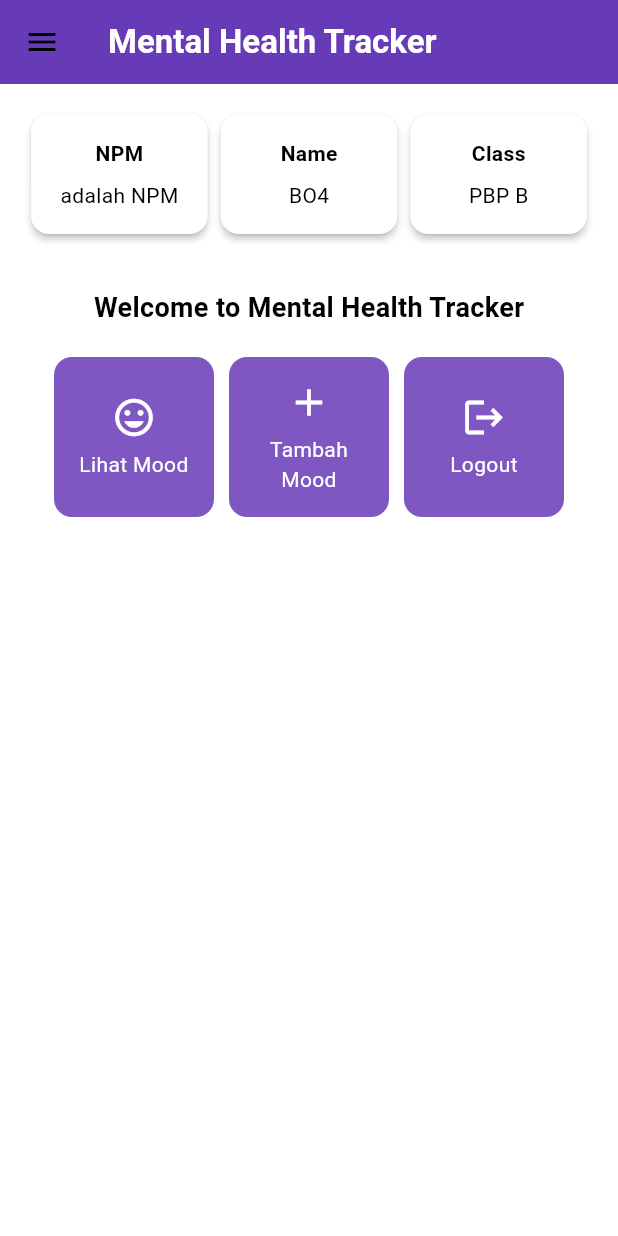
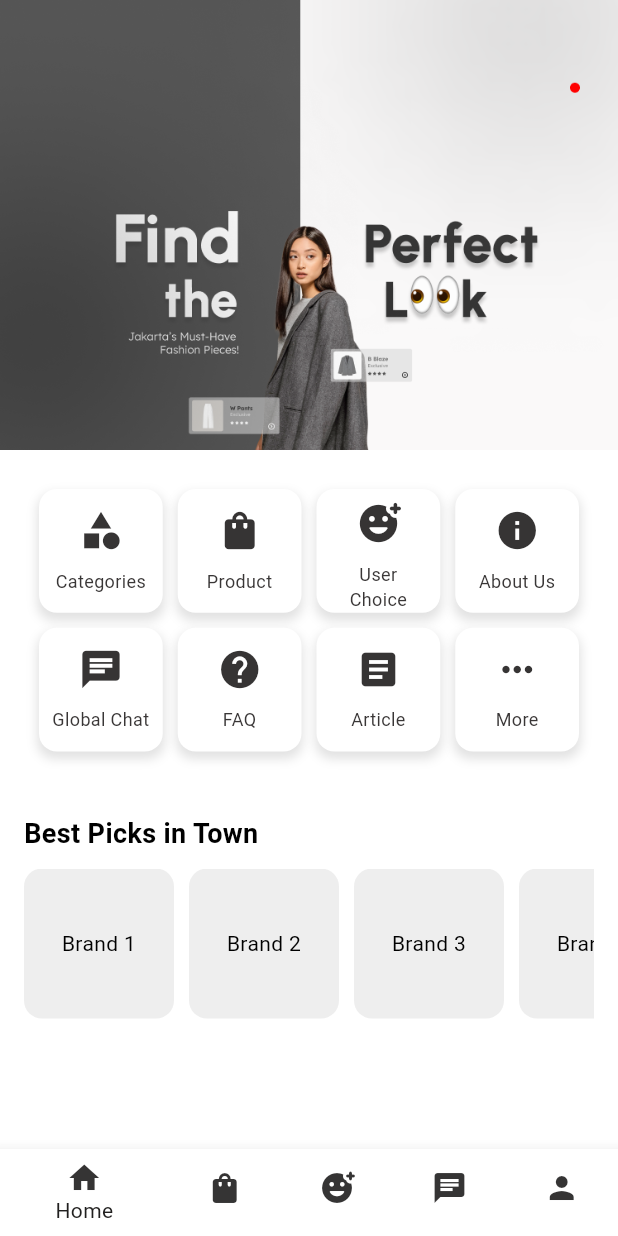
Before and after one commit to PbpIndexA/Jakarta-Wardrobe-Mobile, a Flutter app: the MyHomePage screen opened directly, on a phone screen of 412 x 824 dp. Run offline on Flutter 3.47's test engine with Material 3 defaults, Android fonts, the phone set to English and light mode, and no system bars; missing offline and left inert: pbp_django_auth.

Commit message:
commit homepage

```diff
--- a/lib/home.dart
+++ b/lib/home.dart
@@ -1,91 +1,174 @@
 import 'package:flutter/material.dart';
 import 'package:jawa_app/auth/screens/login.dart';
-import 'package:jawa_app/shared/widgets/drawer.dart';
+import 'package:jawa_app/userchoice/screens/userchoice_page.dart';
+import 'package:jawa_app/product/screens/list_product_page.dart';
 import 'package:pbp_django_auth/pbp_django_auth.dart';
 import 'package:provider/provider.dart';
 
-class MyHomePage extends StatelessWidget {
+class MyHomePage extends StatefulWidget {
   MyHomePage({super.key});
-    final String npm = 'adalah NPM'; // NPM
-    final String name = 'BO4'; // Nama
-    final String className = 'PBP B'; // Kelas
 
+  @override
+  _MyHomePageState createState() => _MyHomePageState();
+}
+
+class _MyHomePageState extends State<MyHomePage> {
+  int _selectedIndex = 0;
+
+  final List<Widget> _pages = [
+    HomeScreen(),
+    ProductListPage(),
+    UserChoicePage(),
+    GlobalChatPage(),
+    ProfilePage(),
+  ];
+
+  void _onItemTapped(int index) {
+    setState(() {
+      _selectedIndex = index;
+    });
+  }
+
+  @override
+  Widget build(BuildContext context) {
+    return Scaffold(
+      body: _pages[_selectedIndex],
+      bottomNavigationBar: BottomNavigationBar(
+        items: const <BottomNavigationBarItem>[
+          BottomNavigationBarItem(
+              icon: Icon(
+                Icons.home,
+                color: Color.fromARGB(255, 53, 52, 52),
+              ),
+              label: 'Home'),
+          BottomNavigationBarItem(
+            icon: Icon(
+              Icons.shopping_bag,
+              color: Color.fromARGB(255, 53, 52, 52),
+            ),
+            label: 'Product',
+          ),
+          BottomNavigationBarItem(
+            icon: Icon(
+              Icons.add_reaction_rounded,
+              color: Color.fromARGB(255, 53, 52, 52),
+            ),
+            label: 'User Choice',
+          ),
+          BottomNavigationBarItem(
+            icon: Icon(
+              Icons.chat,
+              color: Color.fromARGB(255, 53, 52, 52),
+            ),
+            label: 'Global Chat',
+          ),
+          BottomNavigationBarItem(
+            icon: Icon(
+              Icons.person,
+              color: Color.fromARGB(255, 53, 52, 52),
+            ),
+            label: 'Profile',
+          ),
+        ],
+        currentIndex: _selectedIndex,
+        selectedItemColor: const Color.fromARGB(255, 33, 32, 31),
+        onTap: _onItemTapped,
+      ),
+    );
+  }
+}
+
+class HomeScreen extends StatelessWidget {
   final List<ItemHomepage> items = [
-         ItemHomepage("Lihat Mood", Icons.mood),
-         ItemHomepage("Tambah Mood", Icons.add),
-         ItemHomepage("Logout", Icons.logout),
+    ItemHomepage("Categories", Icons.category),
+    ItemHomepage("Product", Icons.shopping_bag),
+    ItemHomepage("User Choice", Icons.add_reaction_rounded),
+    ItemHomepage("About Us", Icons.info),
+    ItemHomepage("Global Chat", Icons.chat),
+    ItemHomepage("FAQ", Icons.help),
+    ItemHomepage("Article", Icons.article),
+    ItemHomepage("More", Icons.more_horiz),
+  ];
+
+  final List<String> brands = [
+    "Brand 1",
+    "Brand 2",
+    "Brand 3",
+    "Brand 4",
+    "Brand 5",
   ];
 
   @override
   Widget build(BuildContext context) {
-    // Scaffold menyediakan struktur dasar halaman dengan AppBar dan body.
     return Scaffold(
-      // AppBar adalah bagian atas halaman yang menampilkan judul.
-      appBar: AppBar(
-        // Judul aplikasi "Mental Health Tracker" dengan teks putih dan tebal.
-        title: const Text(
-          'Mental Health Tracker',
+      body: SingleChildScrollView(
+        child: Column(
+          crossAxisAlignment: CrossAxisAlignment.start,
+          children: [
+            // Hero Image
+            Container(
+              width: double.infinity,
+              height: 300,
+              decoration: BoxDecoration(
+                image: DecorationImage(
+                  image: AssetImage('images/hero.png'),
+                  fit: BoxFit.cover,
+                ),
+              ),
+            ),
+            // Grid of Buttons
+            Padding(
+              padding: const EdgeInsets.all(16.0),
+              child: GridView.count(
+                primary: false,
+                padding: const EdgeInsets.all(10),
+                crossAxisSpacing: 10,
+                mainAxisSpacing: 10,
+                crossAxisCount: 4,
+                shrinkWrap: true,
+                children: items.map((ItemHomepage item) {
+                  return ItemCard(item);
+                }).toList(),
+              ),
+            ),
+            // Brands Section
+            Padding(
+              padding: const EdgeInsets.all(16.0),
+              child: Column(
+                crossAxisAlignment: CrossAxisAlignment.start,
+                children: [
+                  Text(
+                    "Best Picks in Town",
                     style: TextStyle(
-            color: Colors.white,
+                      fontSize: 18,
                       fontWeight: FontWeight.bold,
                     ),
                   ),
-        // Warna latar belakang AppBar diambil dari skema warna tema aplikasi.
-        backgroundColor: Theme.of(context).colorScheme.primary,
+                  const SizedBox(height: 10),
+                  SingleChildScrollView(
+                    scrollDirection: Axis.horizontal,
+                    child: Row(
+                      children: brands.map((String brand) {
+                        return Padding(
+                          padding: const EdgeInsets.only(right: 10),
+                          child: Container(
+                            width: 100,
+                            height: 100,
+                            decoration: BoxDecoration(
+                              borderRadius: BorderRadius.circular(12),
+                              color: Colors.grey[200],
                             ),
-      // Body halaman dengan padding di sekelilingnya.
-      drawer: const LeftDrawer(),
-      body: Padding(
-        padding: const EdgeInsets.all(16.0),
-        // Menyusun widget secara vertikal dalam sebuah kolom.
-        child: Column(
-          crossAxisAlignment: CrossAxisAlignment.center,
-          children: [
-            // Row untuk menampilkan 3 InfoCard secara horizontal.
-            Row(
-              mainAxisAlignment: MainAxisAlignment.spaceEvenly,
-              children: [
-                InfoCard(title: 'NPM', content: npm),
-                InfoCard(title: 'Name', content: name),
-                InfoCard(title: 'Class', content: className),
-              ],
-            ),
-
-            // Memberikan jarak vertikal 16 unit.
-            const SizedBox(height: 16.0),
-
-            // Menempatkan widget berikutnya di tengah halaman.
-            Center(
-              child: Column(
-                // Menyusun teks dan grid item secara vertikal.
-
-                children: [
-                  // Menampilkan teks sambutan dengan gaya tebal dan ukuran 18.
-                  const Padding(
-                    padding: EdgeInsets.only(top: 16.0),
+                            child: Center(
                               child: Text(
-                      'Welcome to Mental Health Tracker',
-                      style: TextStyle(
-                        fontWeight: FontWeight.bold,
-                        fontSize: 18.0,
+                                brand,
+                                textAlign: TextAlign.center,
+                                style: TextStyle(fontSize: 14),
                               ),
                             ),
                           ),
-
-                  // Grid untuk menampilkan ItemCard dalam bentuk grid 3 kolom.
-                  GridView.count(
-                    primary: true,
-                    padding: const EdgeInsets.all(20),
-                    crossAxisSpacing: 10,
-                    mainAxisSpacing: 10,
-                    crossAxisCount: 3,
-                    // Agar grid menyesuaikan tinggi kontennya.
-                    shrinkWrap: true,
-
-                    // Menampilkan ItemCard untuk setiap item dalam list items.
-                    children: items.map((ItemHomepage item) {
-                      return ItemCard(item);
+                        );
                       }).toList(),
+                    ),
                   ),
                 ],
               ),
@@ -95,37 +178,28 @@ class MyHomePage extends StatelessWidget {
       ),
     );
   }
+}
 
-}
 class ItemCard extends StatelessWidget {
-  // Menampilkan kartu dengan ikon dan nama.
-
   final ItemHomepage item;
 
   const ItemCard(this.item, {super.key});
-
 
   @override
   Widget build(BuildContext context) {
     final request = context.watch<CookieRequest>();
     return Material(
-      // Menentukan warna latar belakang dari tema aplikasi.
-      color: Theme.of(context).colorScheme.secondary,
-      // Membuat sudut kartu melengkung.
+      color: Colors.white,
       borderRadius: BorderRadius.circular(12),
-
       child: InkWell(
-        // Aksi ketika kartu ditekan.
         onTap: () async {
-          // Menampilkan pesan SnackBar saat kartu ditekan.
           ScaffoldMessenger.of(context)
             ..hideCurrentSnackBar()
-            ..showSnackBar(
-              SnackBar(content: Text("Kamu telah menekan tombol ${item.name}!"))
-            );
+            ..showSnackBar(SnackBar(
+                content: Text("Kamu telah menekan tombol ${item.name}!")));
           if (item.name == "Logout") {
-              final response = await request.logout(
-                  "http://127.0.0.1:8000/auth/logout/");
+            final response =
+                await request.logout("http://127.0.0.1:8000/auth/logout/");
             String message = response["message"];
             if (context.mounted) {
               if (response['status']) {
@@ -147,24 +221,34 @@ class ItemCard extends StatelessWidget {
             }
           }
         },
-        // Container untuk menyimpan Icon dan Text
         child: Container(
           padding: const EdgeInsets.all(8),
+          decoration: BoxDecoration(
+            borderRadius: BorderRadius.circular(12),
+            color: Colors.white,
+            boxShadow: [
+              BoxShadow(
+                  color: Colors.grey.withOpacity(0.3),
+                  spreadRadius: 1,
+                  blurRadius: 5,
+                  offset: const Offset(0, 4)),
+            ],
+          ),
           child: Center(
             child: Column(
-              // Menyusun ikon dan teks di tengah kartu.
               mainAxisAlignment: MainAxisAlignment.center,
               children: [
                 Icon(
                   item.icon,
-                  color: Colors.white,
+                  color: const Color.fromARGB(255, 54, 52, 52),
                   size: 30.0,
                 ),
-                const Padding(padding: EdgeInsets.all(3)),
+                const Padding(padding: EdgeInsets.all(5)),
                 Text(
                   item.name,
                   textAlign: TextAlign.center,
-                  style: const TextStyle(color: Colors.white),
+                  style: const TextStyle(
+                      color: Color.fromARGB(255, 57, 54, 54), fontSize: 12),
                 ),
               ],
             ),
@@ -173,7 +257,6 @@ class ItemCard extends StatelessWidget {
       ),
     );
   }
-
 }
 
 class ItemHomepage {
@@ -183,35 +266,21 @@ class ItemCard extends StatelessWidget {
   ItemHomepage(this.name, this.icon);
 }
 
-class InfoCard extends StatelessWidget {
-  // Kartu informasi yang menampilkan title dan content.
-
-  final String title;  // Judul kartu.
-  final String content;  // Isi kartu.
-
-  const InfoCard({super.key, required this.title, required this.content});
-
+// Dummy pages for navigation
+class GlobalChatPage extends StatelessWidget {
   @override
   Widget build(BuildContext context) {
-    return Card(
-      // Membuat kotak kartu dengan bayangan dibawahnya.
-      elevation: 2.0,
-      child: Container(
-        // Mengatur ukuran dan jarak di dalam kartu.
-        width: MediaQuery.of(context).size.width / 3.5, // menyesuaikan dengan lebar device yang digunakan.
-        padding: const EdgeInsets.all(16.0),
-        // Menyusun title dan content secara vertikal.
-        child: Column(
-          children: [
-            Text(
-              title,
-              style: const TextStyle(fontWeight: FontWeight.bold),
-            ),
-            const SizedBox(height: 8.0),
-            Text(content),
-          ],
-        ),
-      ),
+    return Scaffold(
+      body: Center(child: Text('Global Chat Page')),
     );
   }
 }
+
+class ProfilePage extends StatelessWidget {
+  @override
+  Widget build(BuildContext context) {
+    return Scaffold(
+      body: Center(child: Text('Profile Page')),
+    );
+  }
+}
--- a/pubspec.yaml
+++ b/pubspec.yaml
@@ -63,6 +63,7 @@ flutter:
 
   assets:
     - images/logo.png
+    - images/hero.png
 
   # An image asset can refer to one or more resolution-specific "variants", see
   # https://flutter.dev/to/resolution-aware-images
```
Also changed, not shown: images/hero.png (added), images/image.png (added), lib/product/screens/list_product_page.dart (line endings or trailing spaces). Lines whose indentation alone changed are shown as unchanged.
